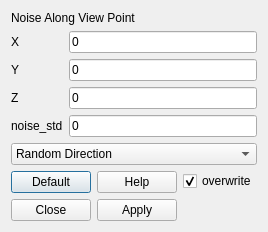
Above: ui/AddNoiseDialog.ui from Tonsty/Registar before the change. Below: the same form after it.
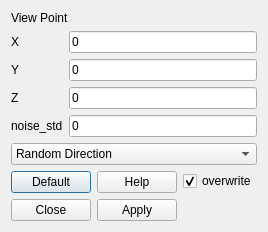
That is the form after the change. Icons and pictures are not drawn.

The edit to the form file:
```diff
--- a/ui/AddNoiseDialog.ui
+++ b/ui/AddNoiseDialog.ui
@@ -23,7 +23,7 @@
      <item>
       <widget class="QLabel" name="label">
        <property name="text">
-        <string>Noise Along View Point</string>
+        <string>View Point</string>
        </property>
       </widget>
      </item>
```
